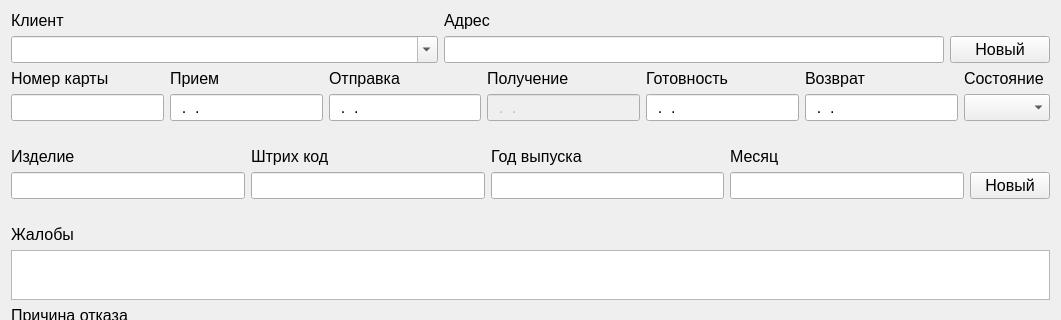
The window that addform.ui (Flamio/RepairCards) describes before a commit, drawn with Qt 5; both pictures show x 0 to 1061 and y 0 to 320 of the 1061 by 836 pixel window.
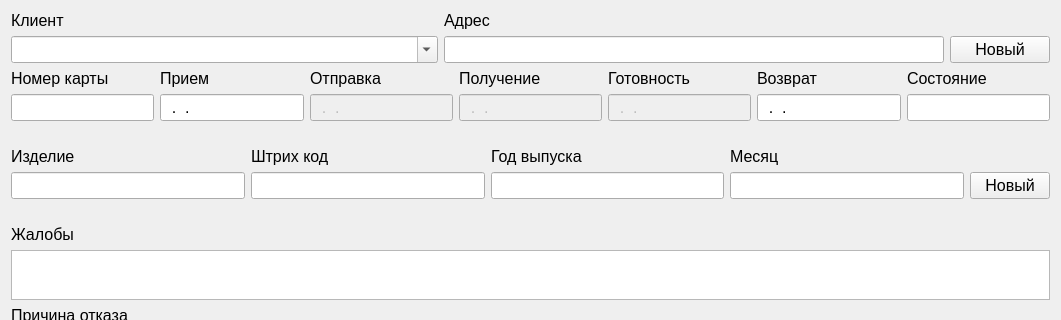
The same window after the commit.

```diff
--- a/addform.ui
+++ b/addform.ui
@@ -125,15 +125,6 @@
           </property>
          </widget>
         </item>
-        <item row="1" column="6">
-         <widget class="QComboBox" name="state">
-          <property name="font">
-           <font>
-            <pointsize>12</pointsize>
-           </font>
-          </property>
-         </widget>
-        </item>
         <item row="0" column="4">
          <widget class="QLabel" name="label_5">
           <property name="font">
@@ -220,6 +211,9 @@
         </item>
         <item row="1" column="2">
          <widget class="QLineEdit" name="sendDate">
+          <property name="enabled">
+           <bool>false</bool>
+          </property>
           <property name="font">
            <font>
             <pointsize>12</pointsize>
@@ -247,6 +241,9 @@
         </item>
         <item row="1" column="4">
          <widget class="QLineEdit" name="readyDate">
+          <property name="enabled">
+           <bool>false</bool>
+          </property>
           <property name="font">
            <font>
             <pointsize>12</pointsize>
@@ -269,6 +266,18 @@
           </property>
          </widget>
         </item>
+        <item row="1" column="6">
+         <widget class="QLineEdit" name="state">
+          <property name="font">
+           <font>
+            <pointsize>12</pointsize>
+           </font>
+          </property>
+          <property name="readOnly">
+           <bool>true</bool>
+          </property>
+         </widget>
+        </item>
        </layout>
       </item>
       <item>
```
